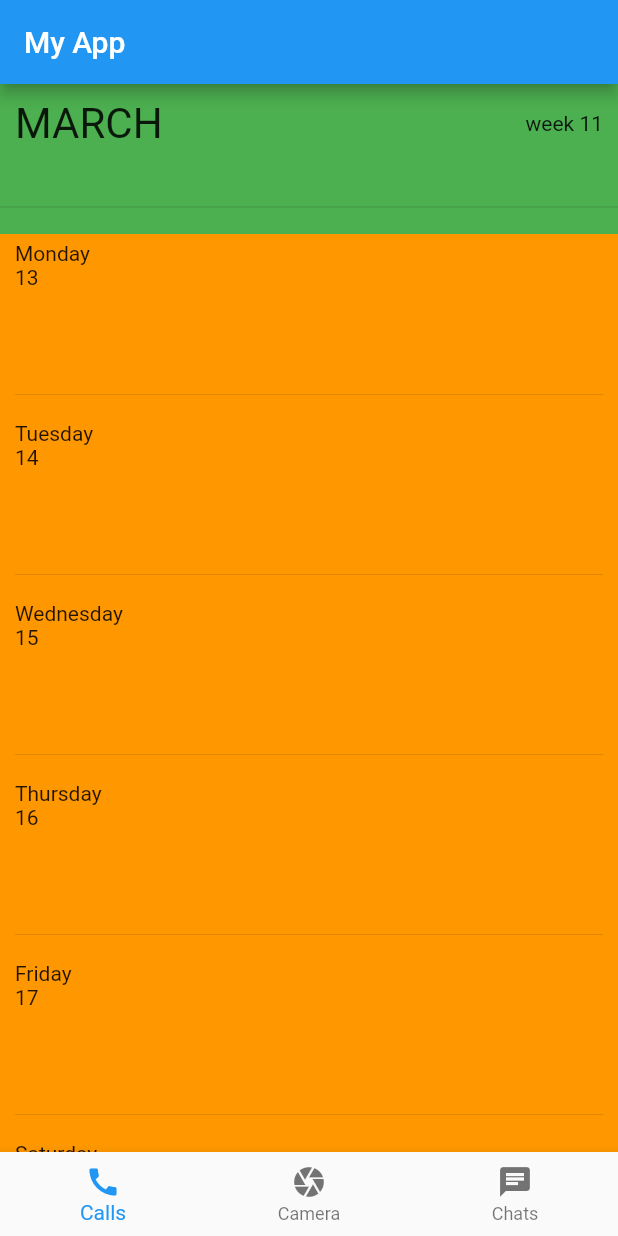
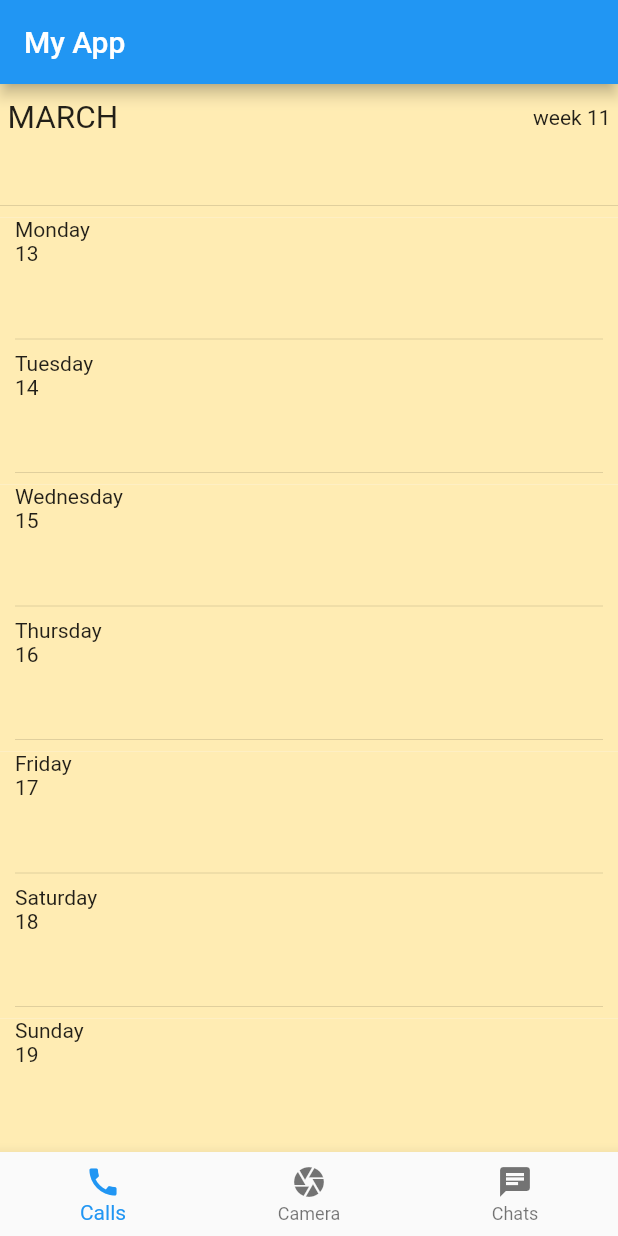
Before and after one commit to willredington/digital_planner, a Flutter app: the screen it shows after launch, on a phone screen of 412 x 824 dp. Run offline on Flutter 3.47's test engine with Material 2 defaults, Android fonts, the phone set to English and light mode, and no system bars; missing offline and left inert: dart:ffi, google_mlkit_digital_ink_recognition.

Commit message:
basic week layout

```diff
--- a/lib/widgets/week.dart
+++ b/lib/widgets/week.dart
@@ -10,7 +10,6 @@ class WeekWidget extends StatefulWidget {
 
   WeekWidget({super.key}) {
     dateRange = getWeekDateRange(now);
-    print(dateRange);
   }
 
   @override
--- a/lib/widgets/week_day.dart
+++ b/lib/widgets/week_day.dart
@@ -1,3 +1,5 @@
+import 'dart:ffi';
+
 import 'package:flutter/material.dart';
 import 'package:intl/intl.dart';
 
@@ -21,10 +23,10 @@ class WeekdayWidget extends StatefulWidget {
 class _WeekdayWidgetState extends State<WeekdayWidget> {
   @override
   Widget build(BuildContext context) {
-    return Container(
-      color: Colors.orange,
-      height: 120,
-      padding: const EdgeInsets.symmetric(vertical: 5, horizontal: 10),
+    return Expanded(
+      child: Container(
+          color: Colors.amber.shade100,
+          padding: const EdgeInsets.symmetric(horizontal: 10),
           child: Column(
               mainAxisAlignment: MainAxisAlignment.spaceBetween,
               crossAxisAlignment: CrossAxisAlignment.start,
@@ -34,7 +36,7 @@ class _WeekdayWidgetState extends State<WeekdayWidget> {
                   children: [Text(widget.dayName), Text(widget.dayOfMonth)],
                 ),
                 if (!widget.isLast) const Divider()
-          ]),
+              ])),
     );
   }
 }
--- a/lib/widgets/week_header.dart
+++ b/lib/widgets/week_header.dart
@@ -9,22 +9,21 @@ class WeekHeaderWidget extends StatelessWidget {
 
   @override
   Widget build(BuildContext context) {
-    return Container(
-        height: 100,
-        color: Colors.green,
-        padding: const EdgeInsets.symmetric(vertical: 10),
-        child: Expanded(
+    return Expanded(
+        child: Container(
+      color: Colors.amber.shade100,
+      padding: const EdgeInsets.only(top: 10),
       child: Column(
         mainAxisAlignment: MainAxisAlignment.spaceBetween,
         children: [
           Padding(
-                padding: const EdgeInsets.symmetric(horizontal: 10),
+            padding: const EdgeInsets.symmetric(horizontal: 5),
             child: Row(
                 mainAxisAlignment: MainAxisAlignment.spaceBetween,
                 children: [
                   Text(
                     title.toUpperCase(),
-                        textScaleFactor: 2,
+                    textScaleFactor: 1.5,
                   ),
                   Text('week $weekNumber'),
                 ]),
```
Lines whose indentation alone changed are shown as unchanged.
